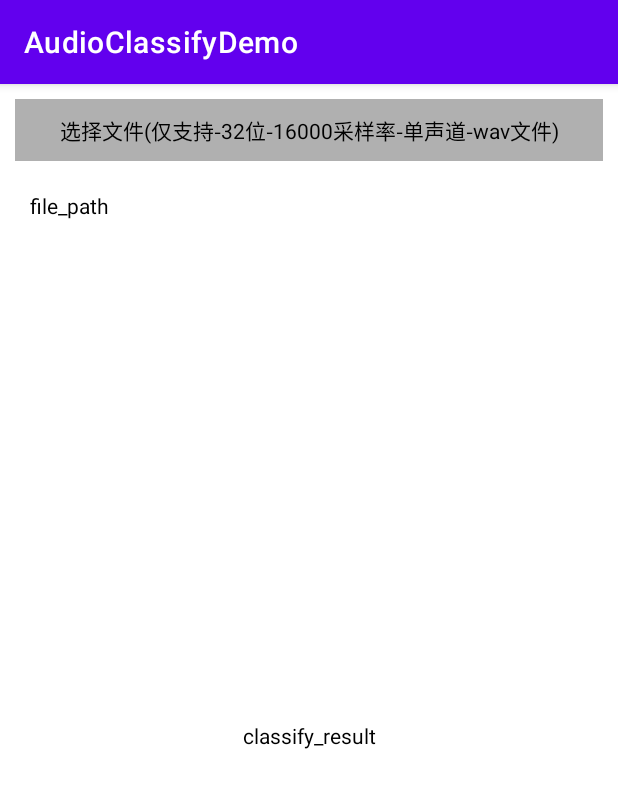
After one commit to azure213231/Android-AudioClassifyDemo, an Android app: the ChoseAudioFileClassifyActivity screen opened directly, with no data from a screen before it, on a phone screen of 412 x 824 dp. The commit adds this screen. Shown: the top 788 px of the screen. Run offline under Robolectric (Android 15) with nearby library versions, the phone set to English and light mode, and no system bars.

Commit message:
增加选择5秒的音频文件分析

```diff
--- a/app/src/main/AndroidManifest.xml
+++ b/app/src/main/AndroidManifest.xml
@@ -3,7 +3,7 @@
     xmlns:tools="http://schemas.android.com/tools">
 
     <uses-permission android:name="android.permission.RECORD_AUDIO" />
-    <uses-permission android:name="android.permission.WRITE_EXTERNAL_STORAGE"/>
+    <uses-permission android:name="android.permission.WRITE_EXTERNAL_STORAGE" />
 
     <application
         android:allowBackup="true"
@@ -15,6 +15,9 @@
         android:supportsRtl="true"
         android:theme="@style/Theme.NCNNDemo"
         tools:targetApi="31">
+        <activity
+            android:name=".ChoseAudioFileClassifyActivity"
+            android:exported="false" />
         <activity
             android:name=".RecordAudioClassifyActivity"
             android:exported="false" />
--- /dev/null
+++ b/app/src/main/res/layout/activity_chose_audio_file_classify.xml
@@ -0,0 +1,41 @@
+<?xml version="1.0" encoding="utf-8"?>
+<LinearLayout xmlns:android="http://schemas.android.com/apk/res/android"
+    xmlns:app="http://schemas.android.com/apk/res-auto"
+    xmlns:tools="http://schemas.android.com/tools"
+    android:layout_width="match_parent"
+    android:layout_height="match_parent"
+    tools:context=".ChoseAudioFileClassifyActivity"
+    android:orientation="vertical">
+
+    <TextView
+        android:id="@+id/chose_file"
+        android:layout_width="match_parent"
+        android:layout_height="wrap_content"
+        android:paddingVertical="10dp"
+        android:paddingHorizontal="20dp"
+        android:background="#4F000000"
+        android:textColor="@color/black"
+        android:gravity="center"
+        android:layout_margin="10dp"
+        android:text="选择文件(仅支持-32位-16000采样率-单声道-wav文件)"/>
+
+    <TextView
+        android:id="@+id/file_path"
+        android:layout_width="match_parent"
+        android:layout_height="wrap_content"
+        android:paddingVertical="10dp"
+        android:paddingHorizontal="20dp"
+        android:textColor="@color/black"
+        android:text="file_path"/>
+
+    <TextView
+        android:id="@+id/classify_result"
+        android:layout_width="match_parent"
+        android:layout_height="0dp"
+        android:layout_weight="1"
+        android:gravity="center"
+        android:paddingVertical="10dp"
+        android:paddingHorizontal="20dp"
+        android:textColor="@color/black"
+        android:text="classify_result"/>
+</LinearLayout>
```
Also changed, not shown: app/src/main/java/com/demo/ncnndemo/AssetsAudioClassify.java (+5 -70 lines), app/src/main/java/com/demo/ncnndemo/AudioUtils.java (+46 -1 lines), app/src/main/java/com/demo/ncnndemo/ChoseAudioFileClassifyActivity.java (added, +117 -0 lines), app/src/main/java/com/demo/ncnndemo/MainActivity.java (+12 -0 lines), app/src/main/res/layout/activity_main.xml (+17 -0 lines).
